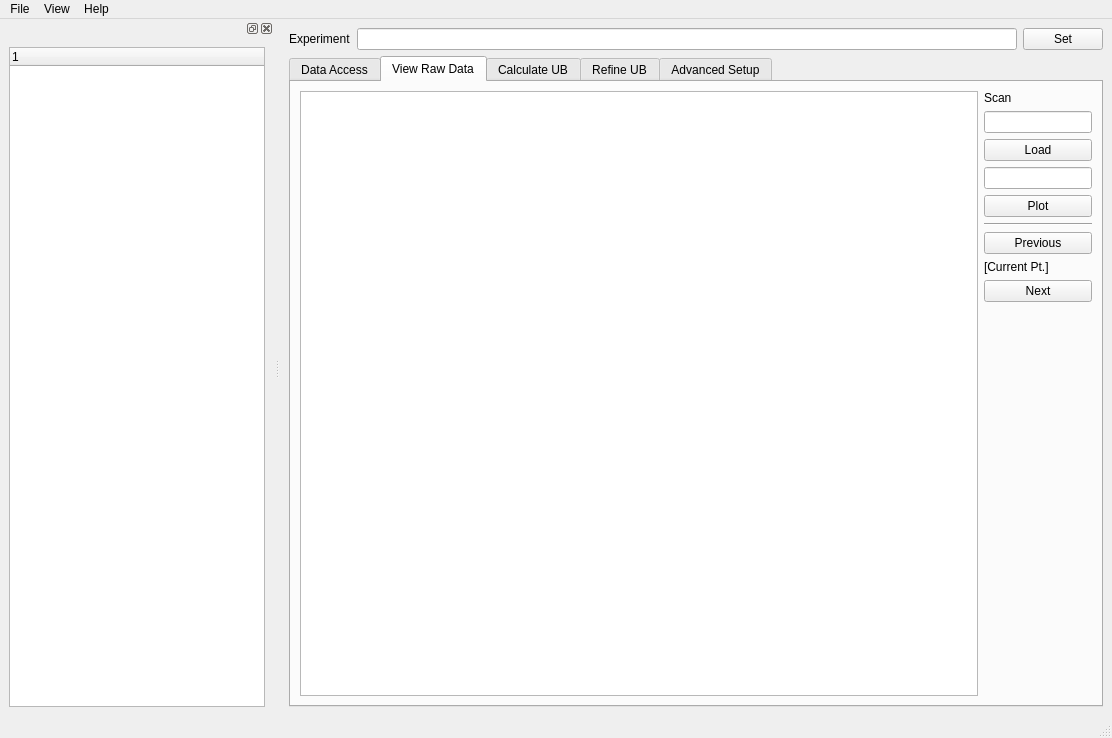
mantidproject/mantid, file Code/Mantid/scripts/HFIR_4Circle_Reduction/Ui_MainWindow.ui: the form before one commit.
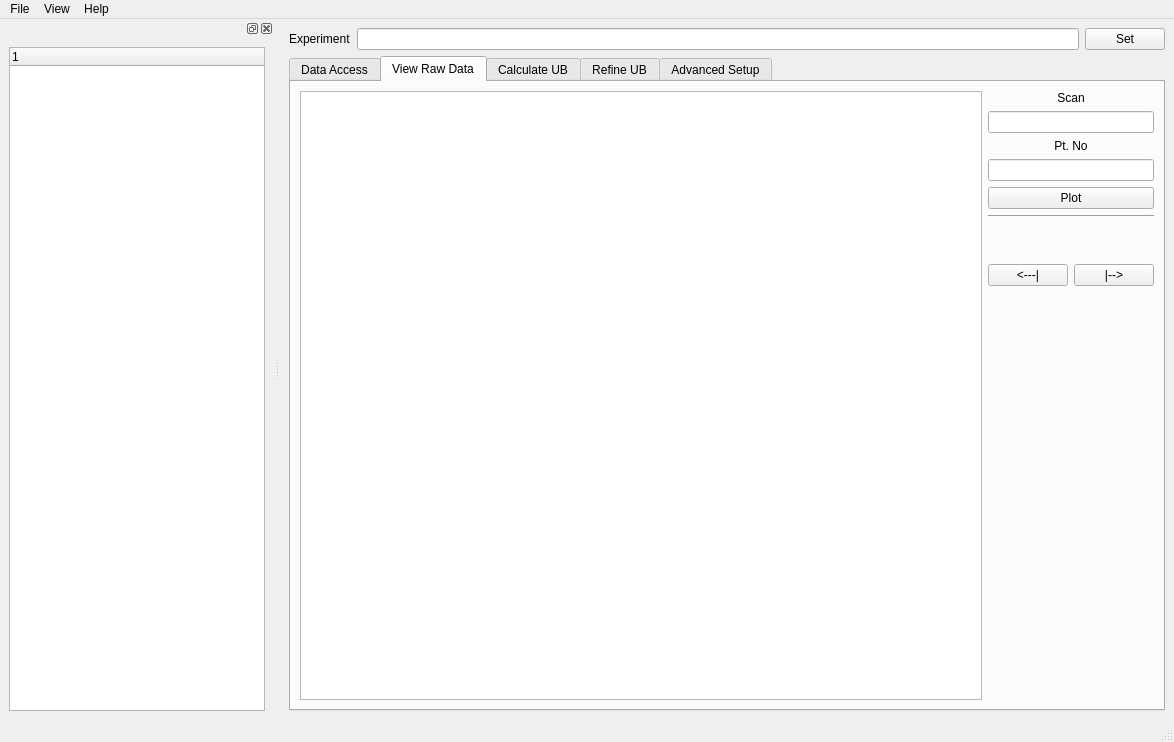
The form after the commit. The open tabs and pages were chosen to show the change. Custom widgets are drawn as their Qt base class.

Patch:
```diff
--- a/Code/Mantid/scripts/HFIR_4Circle_Reduction/Ui_MainWindow.ui
+++ b/Code/Mantid/scripts/HFIR_4Circle_Reduction/Ui_MainWindow.ui
@@ -6,16 +6,16 @@
    <rect>
     <x>0</x>
     <y>0</y>
-    <width>1112</width>
-    <height>738</height>
+    <width>1174</width>
+    <height>742</height>
    </rect>
   </property>
   <property name="windowTitle">
    <string>MainWindow</string>
   </property>
   <widget class="QWidget" name="centralwidget">
-   <layout class="QGridLayout" name="gridLayout">
-    <item row="0" column="0">
+   <layout class="QHBoxLayout" name="horizontalLayout_11">
+    <item>
      <layout class="QVBoxLayout" name="verticalLayout_3">
       <item>
        <layout class="QHBoxLayout" name="horizontalLayout_General">
@@ -336,15 +336,21 @@
                <layout class="QVBoxLayout" name="verticalLayout_5">
                 <item>
                  <widget class="QLabel" name="label_runPtPlot">
+                  <property name="layoutDirection">
+                   <enum>Qt::LeftToRight</enum>
+                  </property>
                   <property name="text">
                    <string>Scan</string>
                   </property>
+                  <property name="alignment">
+                   <set>Qt::AlignCenter</set>
+                  </property>
                  </widget>
                 </item>
                 <item>
                  <widget class="QLineEdit" name="lineEdit_run">
                   <property name="sizePolicy">
-                   <sizepolicy hsizetype="Fixed" vsizetype="Fixed">
+                   <sizepolicy hsizetype="Minimum" vsizetype="Fixed">
                     <horstretch>0</horstretch>
                     <verstretch>0</verstretch>
                    </sizepolicy>
@@ -352,9 +358,15 @@
                  </widget>
                 </item>
                 <item>
-                 <widget class="QPushButton" name="pushButton_load">
+                 <widget class="QLabel" name="label_3">
+                  <property name="layoutDirection">
+                   <enum>Qt::LeftToRight</enum>
+                  </property>
                   <property name="text">
-                   <string>Load</string>
+                   <string>Pt. No</string>
+                  </property>
+                  <property name="alignment">
+                   <set>Qt::AlignCenter</set>
                   </property>
                  </widget>
                 </item>
@@ -383,31 +395,41 @@
                  </widget>
                 </item>
                 <item>
-                 <widget class="QPushButton" name="pushButton_prevScan">
-                  <property name="text">
-                   <string>Previous</string>
+                 <spacer name="verticalSpacer_5">
+                  <property name="orientation">
+                   <enum>Qt::Vertical</enum>
                   </property>
-                 </widget>
-                </item>
-                <item>
-                 <widget class="QLabel" name="label_5">
-                  <property name="sizePolicy">
-                   <sizepolicy hsizetype="Minimum" vsizetype="Fixed">
-                    <horstretch>0</horstretch>
-                    <verstretch>0</verstretch>
-                   </sizepolicy>
+                  <property name="sizeType">
+                   <enum>QSizePolicy::Minimum</enum>
                   </property>
-                  <property name="text">
-                   <string>[Current Pt.]</string>
+                  <property name="sizeHint" stdset="0">
+                   <size>
+                    <width>20</width>
+                    <height>40</height>
+                   </size>
                   </property>
-                 </widget>
+                 </spacer>
                 </item>
                 <item>
-                 <widget class="QPushButton" name="pushButton_nextScan">
-                  <property name="text">
-                   <string>Next</string>
-                  </property>
-                 </widget>
+                 <layout class="QHBoxLayout" name="horizontalLayout_8">
+                  <item>
+                   <widget class="QPushButton" name="pushButton_prevPtNumber">
+                    <property name="toolTip">
+                     <string>&lt;html&gt;&lt;head/&gt;&lt;body&gt;&lt;p&gt;Previous Pt. No&lt;/p&gt;&lt;/body&gt;&lt;/html&gt;</string>
+                    </property>
+                    <property name="text">
+                     <string>&lt;---|</string>
+                    </property>
+                   </widget>
+                  </item>
+                  <item>
+                   <widget class="QPushButton" name="pushButton_nextPtNumber">
+                    <property name="text">
+                     <string>|--&gt;</string>
+                    </property>
+                   </widget>
+                  </item>
+                 </layout>
                 </item>
                 <item>
                  <spacer name="verticalSpacer">
@@ -912,7 +934,7 @@
     <rect>
      <x>0</x>
      <y>0</y>
-     <width>1112</width>
+     <width>1174</width>
      <height>25</height>
     </rect>
    </property>
```
Left out of the diff: 44 changed lines with no effect on the pictures.
